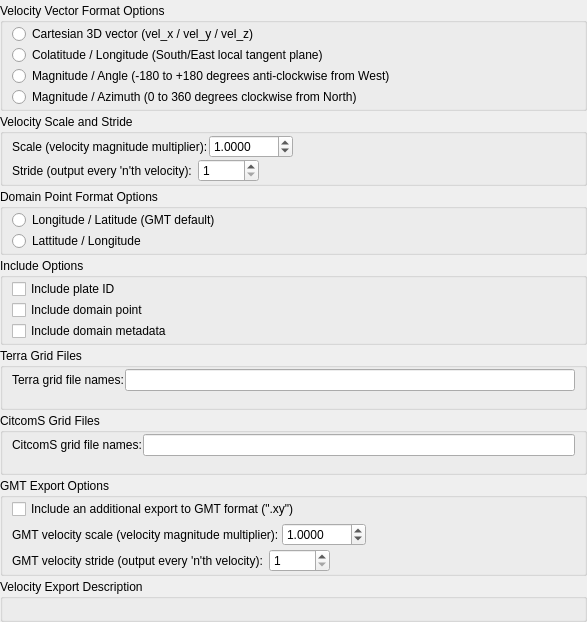
Above: src/qt-widgets/ExportVelocityOptionsWidgetUi.ui from GPlates/GPlates before the change. Below: the same form after it.
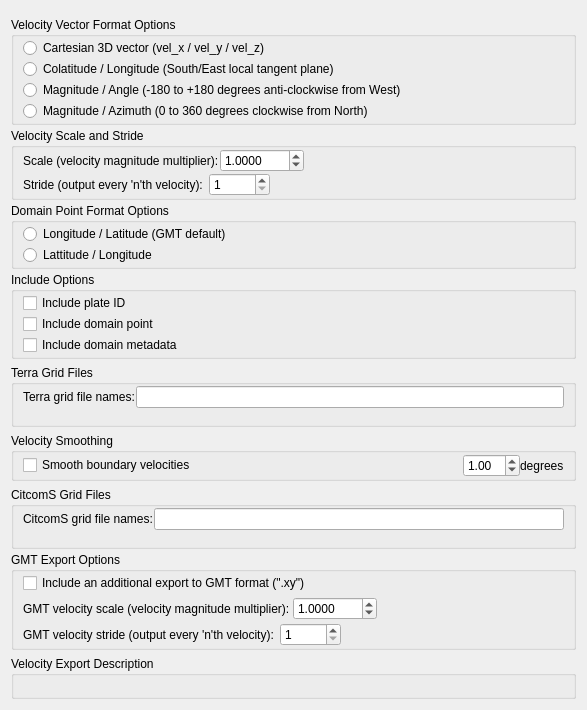
That is the form after the change.

Commit message: (trunk) Terra velocity export supports boundary velocity smoothing.

```diff
--- a/src/qt-widgets/ExportVelocityOptionsWidgetUi.ui
+++ b/src/qt-widgets/ExportVelocityOptionsWidgetUi.ui
@@ -7,19 +7,13 @@
     <x>0</x>
     <y>0</y>
     <width>587</width>
-    <height>532</height>
+    <height>624</height>
    </rect>
   </property>
   <property name="windowTitle">
    <string>Form</string>
   </property>
   <layout class="QVBoxLayout" name="verticalLayout_11">
-   <property name="spacing">
-    <number>3</number>
-   </property>
-   <property name="margin">
-    <number>0</number>
-   </property>
    <item>
     <widget class="QWidget" name="widget_file_options" native="true"/>
    </item>
@@ -298,6 +292,79 @@
      </layout>
     </widget>
    </item>
+   <item>
+    <widget class="QGroupBox" name="terra_velocity_smoothing_group_box">
+     <property name="title">
+      <string>Velocity Smoothing</string>
+     </property>
+     <layout class="QHBoxLayout" name="horizontalLayout_8">
+      <property name="spacing">
+       <number>1</number>
+      </property>
+      <property name="topMargin">
+       <number>1</number>
+      </property>
+      <property name="bottomMargin">
+       <number>1</number>
+      </property>
+      <item>
+       <widget class="QCheckBox" name="terra_velocity_smoothing_check_box">
+        <property name="text">
+         <string>Smooth boundary velocities</string>
+        </property>
+       </widget>
+      </item>
+      <item>
+       <widget class="QWidget" name="terra_velocity_smoothing_controls" native="true">
+        <layout class="QHBoxLayout" name="horizontalLayout_7">
+         <property name="spacing">
+          <number>0</number>
+         </property>
+         <property name="margin">
+          <number>0</number>
+         </property>
+         <item>
+          <spacer name="horizontalSpacer_5">
+           <property name="orientation">
+            <enum>Qt::Horizontal</enum>
+           </property>
+           <property name="sizeHint" stdset="0">
+            <size>
+             <width>169</width>
+             <height>20</height>
+            </size>
+           </property>
+          </spacer>
+         </item>
+         <item>
+          <widget class="QDoubleSpinBox" name="terra_velocity_smoothing_distance_spinbox">
+           <property name="minimum">
+            <double>0.100000000000000</double>
+           </property>
+           <property name="maximum">
+            <double>90.000000000000000</double>
+           </property>
+           <property name="singleStep">
+            <double>0.100000000000000</double>
+           </property>
+           <property name="value">
+            <double>1.000000000000000</double>
+           </property>
+          </widget>
+         </item>
+         <item>
+          <widget class="QLabel" name="terra_velocity_smoothing_degrees_label">
+           <property name="text">
+            <string>degrees</string>
+           </property>
+          </widget>
+         </item>
+        </layout>
+       </widget>
+      </item>
+     </layout>
+    </widget>
+   </item>
    <item>
     <widget class="QWidget" name="citcoms_format_options" native="true">
      <layout class="QVBoxLayout" name="verticalLayout_6">
```
The commit also changes 6 other files.
